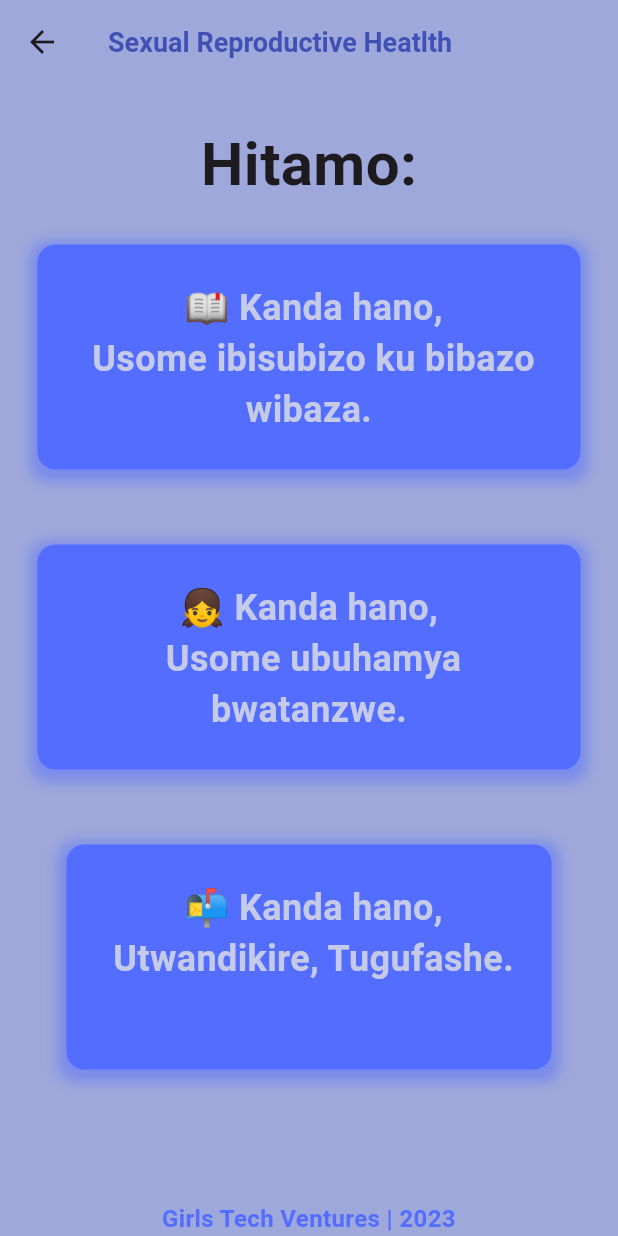
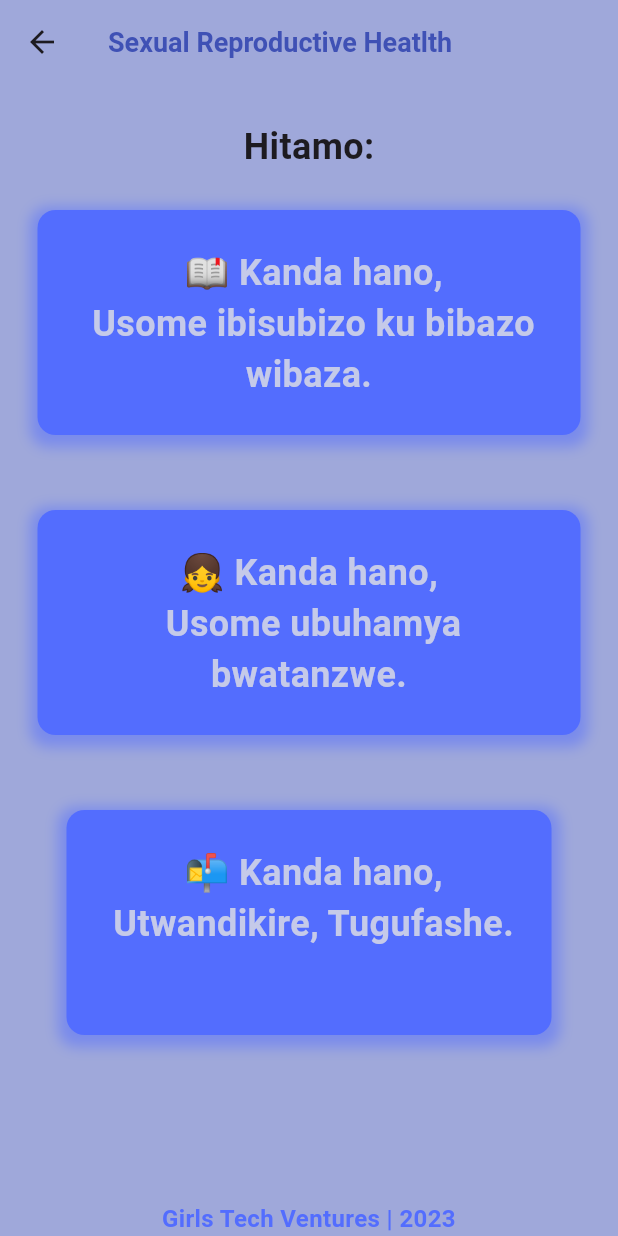
Before and after one commit to Iam-Ntwali/Mpinga, a Flutter app: the HomePage screen opened by its route, after a tap on "Sexual Reproductive Health", on a phone screen of 412 x 824 dp. Run offline on Flutter 3.47's test engine with Material 3 defaults, Android fonts, the phone set to English and light mode, and no system bars.

Commit message:
some changes

```diff
--- a/lib/screens/homepage.dart
+++ b/lib/screens/homepage.dart
@@ -41,7 +41,7 @@ class _HomePageState extends State<HomePage> {
         children: [
           Container(
             width: double.infinity,
-            padding: const EdgeInsets.all(20),
+            padding: const EdgeInsets.symmetric(horizontal: 12, vertical: 5),
             decoration: BoxDecoration(
               color: Colors.indigoAccent[300],
               borderRadius: BorderRadius.circular(10),
@@ -78,9 +78,9 @@ class _HomePageState extends State<HomePage> {
               ],
             ),
           ),
-          const SizedBox(height: 10),
+          const SizedBox(height: 5),
           Container(
-            padding: const EdgeInsets.all(10),
+            padding: const EdgeInsets.symmetric(horizontal: 10, vertical: 5),
             child: Column(
               crossAxisAlignment: CrossAxisAlignment.start,
               children: [
@@ -106,8 +106,8 @@ class _HomePageState extends State<HomePage> {
                     child: ListTile(
                       leading: Image.asset(
                         'assets/app.png', // Replace with the path to your image
-                        width: 90,
-                        height: 90,
+                        width: 60,
+                        height: 60,
                       ),
                       title: const Text(
                         'Sexual Reproductive Health',
@@ -140,8 +140,8 @@ class _HomePageState extends State<HomePage> {
                     child: ListTile(
                       leading: Image.asset(
                         'assets/app.png', // Replace with the path to your image
-                        width: 90,
-                        height: 90,
+                        width: 60,
+                        height: 60,
                       ),
                       title: const Text(
                         'Sexual Reproductive Health',
--- a/lib/screens/srh.dart
+++ b/lib/screens/srh.dart
@@ -44,7 +44,7 @@ class _SrhPageState extends State<SrhPage> {
               child: Text(
                 'Hitamo:',
                 style: TextStyle(
-                  fontSize: 40,
+                  fontSize: 24,
                   fontWeight: FontWeight.bold,
                 ),
               ),
```
Also changed, not shown: lib/screens/splash_screen.dart (+4 -4 lines).
